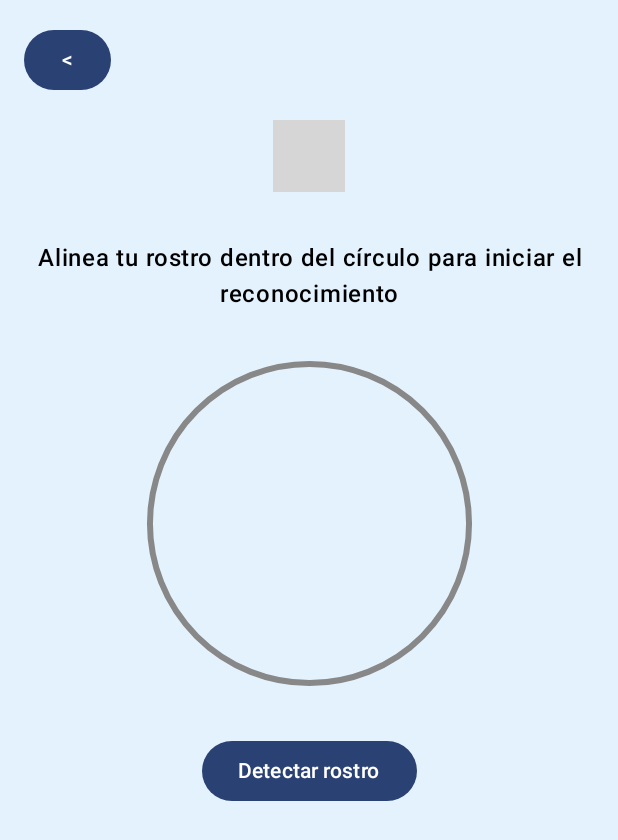
After one commit to pametoro/apoyoEmocional, an Android app built with Jetpack Compose: the RecFacialScreen screen opened through its navigation route, on a phone screen of 412 x 824 dp. The commit adds this screen. Shown: the top 840 px of the screen. Run offline under Robolectric (Android 15) with nearby library versions, the phone set to English and light mode, and no system bars; libraries missing offline, so code that uses them is left out: com.google.mlkit.vision; 2 statements that could not run were skipped; grey boxes are pictures that could not be loaded.

Commit message:
agregamos reconocimiento facial (Pamela) y modificamos emocion y el mainactivity

```diff
--- a/app/src/main/java/com/example/apoyoemocional/MainActivity.kt
+++ b/app/src/main/java/com/example/apoyoemocional/MainActivity.kt
@@ -1,34 +1,33 @@
 package com.example.apoyoemocional
 
-import android.net.Uri
 import android.os.Bundle
 import androidx.activity.ComponentActivity
 import androidx.activity.compose.setContent
 import androidx.activity.enableEdgeToEdge
-import androidx.compose.foundation.layout.fillMaxWidth
-import androidx.compose.ui.Modifier
 import androidx.lifecycle.viewmodel.compose.viewModel
 import androidx.navigation.compose.NavHost
 import androidx.navigation.compose.composable
 import androidx.navigation.compose.rememberNavController
 import com.example.apoyoemocional.ui.theme.ApoyoEmocionalTheme
-import com.example.apoyoemocional.view.EmocionGuardadaScreen // IMPORTAMOS LA NUEVA VISTA
+import com.example.apoyoemocional.view.EmocionGuardadaScreen
 import com.example.apoyoemocional.view.EmocionScreen
 import com.example.apoyoemocional.view.FormularioScreen
 import com.example.apoyoemocional.view.PaginaInicio
+import com.example.apoyoemocional.view.RecFacialScreen // IMPORTADA: Nueva pantalla de Reconocimiento Facial
 import com.example.apoyoemocional.view.RecursosScreen
 import com.example.apoyoemocional.view.RespiraScreen
 import com.example.apoyoemocional.view.ResumenScreen
-import com.example.apoyoemocional.view.components.VideoPlayer
 import com.example.apoyoemocional.view.screen.PerfilScreen
 import com.example.apoyoemocional.viewModel.EmocionViewModel
 import com.example.apoyoemocional.viewModel.InicioViewModel
 import com.example.apoyoemocional.viewModel.UsuarioViewModel
 import com.example.apoyoemocional.viewModel.PerfilViewModel
+import com.example.apoyoemocional.viewModel.RecFacialViewModel // IMPORTADO: Nuevo ViewModel
 import com.example.apoyoemocional.viewModel.RecursosViewModel
 import com.example.apoyoemocional.viewModel.RespiraViewModel
 import java.net.URLDecoder
 import java.nio.charset.StandardCharsets
+import androidx.compose.runtime.collectAsState
 
 
 class MainActivity : ComponentActivity() {
@@ -42,9 +41,9 @@ class MainActivity : ComponentActivity() {
                 val perfilViewModel: PerfilViewModel = viewModel()
                 val inicioViewModel: InicioViewModel = viewModel()
                 val emocionViewModel: EmocionViewModel = viewModel()
-                val videoUri = Uri.parse("https://www.youtube.com/watch?v=adpR2UQTElk")
                 val respiraViewModel: RespiraViewModel = viewModel()
                 val recursosViewModel: RecursosViewModel = viewModel()
+                val recFacialViewModel: RecFacialViewModel = viewModel() // NUEVO VIEWMODEL INSTANCIADO
 
 
                 NavHost(navController = navController, startDestination = "inicio") {
@@ -55,24 +54,34 @@ class MainActivity : ComponentActivity() {
                         FormularioScreen(navController, usuarioViewModel)
                     }
                     composable("PerfilScreen") {
-                        ResumenScreen(navController, usuarioViewModel)
+                        // Esta ruta se mantiene como un alias que apunta a ResumenScreen
+                        // Se actualiza para ser consistente con la ruta 'resumen' y pasar el nombre
+                        val nombreUsuario = usuarioViewModel.estado.collectAsState().value.nombre
+                        ResumenScreen(navController, usuarioViewModel, nombreUsuario)
                     }
 
+                    // RUTA PRINCIPAL DE RESUMEN: Aquí navegamos a "emocion" y pasamos el nombre del usuario
                     composable("resumen") {
-                        ResumenScreen(navController, usuarioViewModel)
+                        val nombreUsuario = usuarioViewModel.estado.collectAsState().value.nombre // Obtenemos el nombre del ViewModel
+                        ResumenScreen(navController, usuarioViewModel, nombreUsuario)
+                    }
+
+                    // NUEVA RUTA para el Reconocimiento Facial
+                    composable("reconocimiento") {
+                        RecFacialScreen(navController = navController, viewModel = recFacialViewModel)
                     }
 
                     composable("perfil") {
                         PerfilScreen(navController, perfilViewModel)
                     }
 
-                    // RUTA ACTUALIZADA: Recibimos el nombre del usuario como argumento
+                    // RUTA: Recibimos el nombre del usuario como argumento
                     composable("emocion/{nombreUsuario}") { backStackEntry ->
                         val nombre = backStackEntry.arguments?.getString("nombreUsuario") ?: "Invitado"
                         EmocionScreen(navController, emocionViewModel, nombre)
                     }
 
-                    // NUEVA RUTA: Recibimos el nombre y el texto de la emoción
+                    // RUTA: Recibimos el nombre y el texto de la emoción
                     composable("emocionGuardada/{nombreUsuario}/{emocionTexto}") { backStackEntry ->
                         val nombre = backStackEntry.arguments?.getString("nombreUsuario") ?: "Usuario Desconocido"
                         val emocion = backStackEntry.arguments?.getString("emocionTexto") ?: "No se registró emoción."
--- /dev/null
+++ b/app/src/main/java/com/example/apoyoemocional/view/RecFacialScreen.kt
@@ -0,0 +1,91 @@
+package com.example.apoyoemocional.view
+
+import android.R.attr.navigationIcon
+import android.graphics.BitmapFactory
+import androidx.compose.foundation.Canvas
+import androidx.compose.foundation.background
+import androidx.compose.foundation.layout.*
+import androidx.compose.material3.Button
+import androidx.compose.material3.Text
+import androidx.compose.runtime.*
+import androidx.compose.ui.Alignment
+import androidx.compose.ui.Modifier
+import androidx.compose.ui.graphics.Color
+import androidx.compose.ui.graphics.drawscope.Stroke
+import androidx.compose.ui.platform.LocalContext
+import androidx.compose.ui.text.font.FontWeight
+import androidx.compose.ui.text.style.TextAlign
+import androidx.compose.ui.unit.dp
+import androidx.compose.ui.unit.sp
+import androidx.navigation.NavController
+import com.example.apoyoemocional.viewModel.RecFacialViewModel
+import com.google.mlkit.vision.common.InputImage
+import com.example.apoyoemocional.R
+@Composable
+fun RecFacialScreen(navController: NavController, viewModel: RecFacialViewModel) {
+    val faces by viewModel.faces.collectAsState()
+    val error by viewModel.error.collectAsState()
+    val context = LocalContext.current
+
+    Column(
+        modifier = Modifier
+            .fillMaxSize()
+            .background(Color(0xFFE3F2FD))
+            .padding(16.dp),
+        horizontalAlignment = Alignment.CenterHorizontally
+    ) {
+        // 🔙 Botón de retroceso
+        Button(
+            onClick = { navController.popBackStack() },
+            modifier = Modifier.align(Alignment.Start)
+        ) {
+            Text("<")
+        }
+
+        Spacer(modifier = Modifier.height(16.dp))
+
+        Text("Rostros detectados: ${faces.size}")
+        error?.let {
+            Text("Error: $it", color = Color.Red)
+        }
+
+        Spacer(modifier = Modifier.height(32.dp))
+
+        Text(
+            text = "Alinea tu rostro dentro del círculo para iniciar el reconocimiento",
+            fontSize = 16.sp,
+            fontWeight = FontWeight.Medium,
+            textAlign = TextAlign.Center,
+            modifier = Modifier.fillMaxWidth()
+        )
+
+        Spacer(modifier = Modifier.height(16.dp))
+
+        Box(
+            modifier = Modifier
+                .size(250.dp)
+                .padding(8.dp)
+        ) {
+            Canvas(modifier = Modifier.fillMaxSize()) {
+                drawCircle(
+                    color = Color.Gray,
+                    radius = size.minDimension / 2.2f,
+                    style = Stroke(width = 4.dp.toPx())
+                )
+            }
+        }
+
+        Spacer(modifier = Modifier.height(16.dp))
+
+        Button(
+            onClick = {
+                val bitmap = BitmapFactory.decodeResource(context.resources, R.drawable.reco)
+                val image = InputImage.fromBitmap(bitmap, 0)
+                viewModel.processImage(image)
+            },
+            modifier = Modifier.align(Alignment.CenterHorizontally)
+        ) {
+            Text("Detectar rostro")
+        }
+    }
+}
--- a/app/src/main/java/com/example/apoyoemocional/viewModel/EmocionViewModel.kt
+++ b/app/src/main/java/com/example/apoyoemocional/viewModel/EmocionViewModel.kt
@@ -10,6 +10,7 @@ class EmocionViewModel  : ViewModel() {
     private val _estado = MutableStateFlow(EmocionUIState())
     val estado: StateFlow<EmocionUIState> = _estado
 
+    // ARREGLO CLAVE: La función debe esperar un parámetro de tipo String
     fun actualizarNombre(nombre: String) {
         _estado.value = _estado.value.copy(nombreUsuario = nombre)
     }
@@ -21,6 +22,7 @@ class EmocionViewModel  : ViewModel() {
     fun guardarEmocion(): Boolean {
         val emocionValida = _estado.value.emocionTexto.isNotBlank()
         if (emocionValida) {
+            // Lógica para guardar la emoción (si se implementara la persistencia)
         }
         return emocionValida
     }
--- /dev/null
+++ b/app/src/main/java/com/example/apoyoemocional/viewModel/RecFacialViewModel.kt
@@ -0,0 +1,24 @@
+package com.example.apoyoemocional.viewModel
+
+import androidx.lifecycle.ViewModel
+import com.example.apoyoemocional.model.RecFacialModel
+import com.google.mlkit.vision.common.InputImage
+import com.google.mlkit.vision.face.Face
+import kotlinx.coroutines.flow.MutableStateFlow
+import kotlinx.coroutines.flow.StateFlow
+
+class RecFacialViewModel : ViewModel() {
+    private val _faces = MutableStateFlow<List<Face>>(emptyList())
+    val faces: StateFlow<List<Face>> = _faces
+
+    private val _error = MutableStateFlow<String?>(null)
+    val error: StateFlow<String?> = _error
+
+    fun processImage(image: InputImage) {
+        RecFacialModel.detectFaces(
+            image,
+            onResult = { detectedFaces -> _faces.value = detectedFaces },
+            onError = { e -> _error.value = e.message }
+        )
+    }
+}
```
Also changed, not shown: app/src/main/java/com/example/apoyoemocional/model/RecFacialModel.kt (added, +21 -0 lines), app/src/main/java/com/example/apoyoemocional/view/EmocionScreen.kt (+10 -8 lines).
